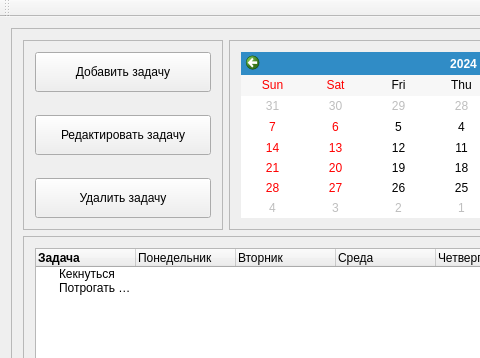
Before: the Qt Designer form mainwindow.ui in Gentser/Keknaizer, drawn with Qt 5; both pictures show x 0 to 480 and y 0 to 358 of the 782 by 581 pixel window.
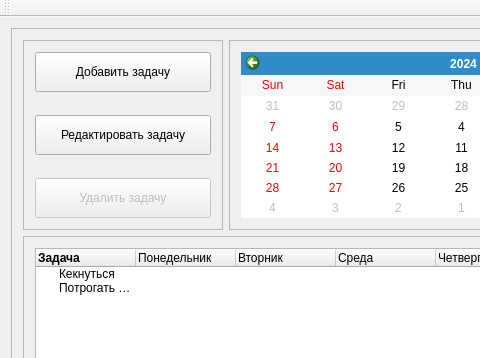
After: the same form once the commit is applied.

Commit message: GUI: TimeLineItem dialog bounding

Diff of the .ui file:
```diff
--- a/mainwindow.ui
+++ b/mainwindow.ui
@@ -113,6 +113,9 @@
             </item>
             <item>
              <widget class="QPushButton" name="PushButton_deleteTask">
+              <property name="enabled">
+               <bool>false</bool>
+              </property>
               <property name="minimumSize">
                <size>
                 <width>0</width>
```
The commit also changes 2 other files.
